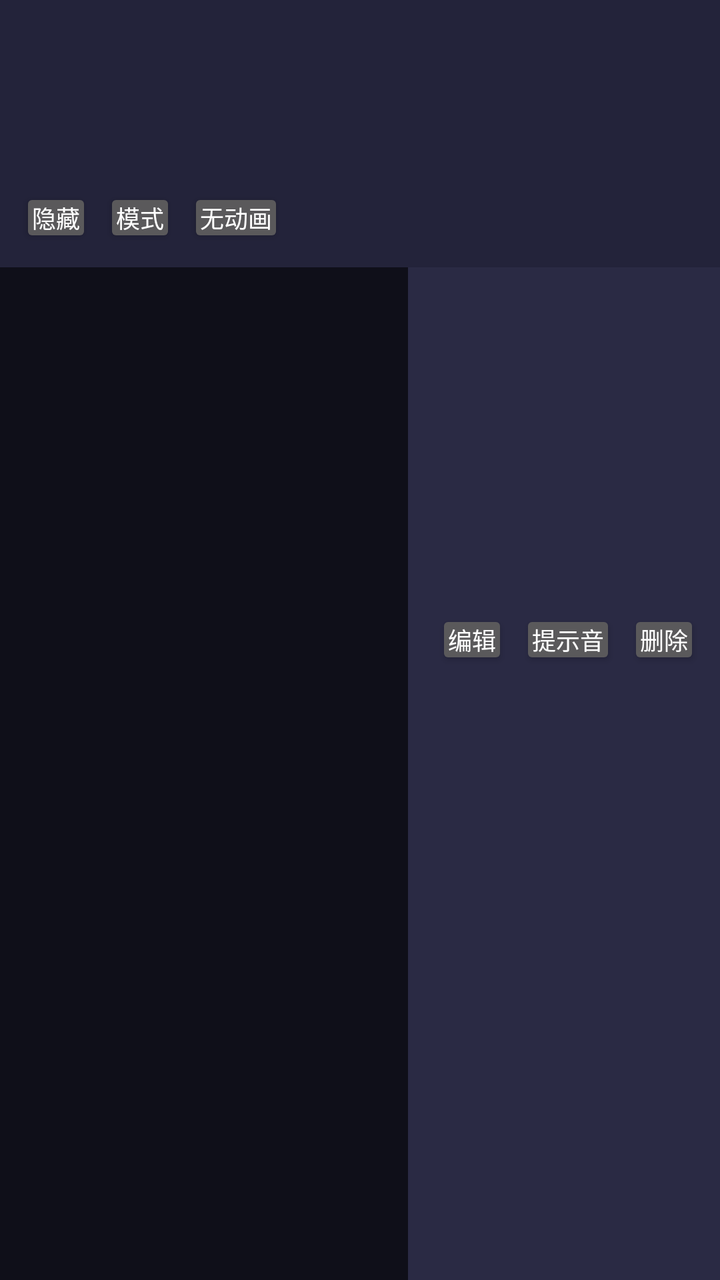
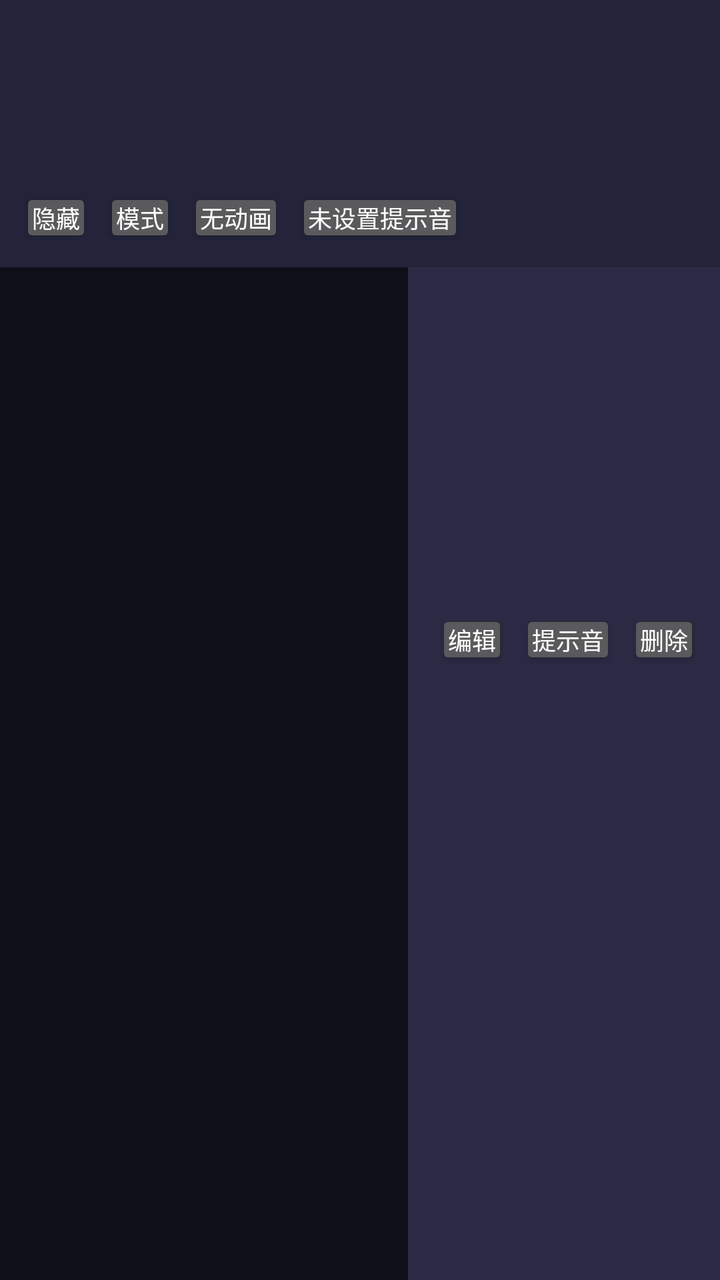

Two renders of the same Android screen: before a commit and after it. Below are the layout's source before the change and the commit's diff.
<!-- AndroidManifest.xml: application theme AppTheme -->
<!-- res/layout/item_countdown.xml -->
<?xml version="1.0" encoding="utf-8"?>
<FrameLayout xmlns:android="http://schemas.android.com/apk/res/android"
    android:layout_width="match_parent"
    android:layout_height="wrap_content"
    android:clipChildren="false"
    android:layout_marginBottom="8dp"
    android:background="@android:color/transparent">

    
    <LinearLayout
        android:id="@+id/itemActions"
        android:layout_width="wrap_content"
        android:layout_height="match_parent"
        android:layout_gravity="end|center_vertical"
        android:orientation="horizontal"
        android:gravity="center_vertical"
        android:background="#2A2A44"
        android:paddingStart="14dp"
        android:paddingEnd="10dp">

        <Button
            android:id="@+id/itemEdit"
            android:layout_width="wrap_content"
            android:layout_height="wrap_content"
            android:text="编辑"
            android:textSize="12sp"
            android:minWidth="0dp"
            android:minHeight="0dp"
            android:padding="6dp" />

        <Button
            android:id="@+id/itemSound"
            android:layout_width="wrap_content"
            android:layout_height="wrap_content"
            android:text="提示音"
            android:textSize="12sp"
            android:minWidth="0dp"
            android:minHeight="0dp"
            android:padding="6dp"
            android:layout_marginStart="6dp" />

        <Button
            android:id="@+id/itemDelete"
            android:layout_width="wrap_content"
            android:layout_height="wrap_content"
            android:text="删除"
            android:textSize="12sp"
            android:minWidth="0dp"
            android:minHeight="0dp"
            android:padding="6dp"
            android:layout_marginStart="6dp" />
    </LinearLayout>

    
    <LinearLayout
        android:id="@+id/itemFront"
        android:layout_width="match_parent"
        android:layout_height="wrap_content"
        android:orientation="vertical"
        android:background="#23233A"
        android:clipChildren="false"
        android:padding="10dp">

        <TextView
            android:id="@+id/itemTitle"
            android:layout_width="match_parent"
            android:layout_height="wrap_content"
            android:textStyle="bold"
            android:textSize="16sp" />

        <TextView
            android:id="@+id/itemSub"
            android:layout_width="match_parent"
            android:layout_height="wrap_content"
            android:textSize="12sp"
            android:textColor="#A0A0B4" />

        
        <LinearLayout
            android:id="@+id/itemTime"
            android:layout_width="match_parent"
            android:layout_height="wrap_content"
            android:layout_marginTop="4dp"
            android:orientation="horizontal"
            android:gravity="center"
            android:clipChildren="false">

            <TextView
                android:id="@+id/itemTimeHead"
                android:layout_width="wrap_content"
                android:layout_height="wrap_content"
                android:textSize="17sp"
                android:textStyle="bold"
                android:includeFontPadding="false"
                android:maxLines="1"
                android:ellipsize="none"
                android:textColor="#00FFFF" />

            <TextView
                android:id="@+id/itemTimeLast"
                android:layout_width="wrap_content"
                android:layout_height="wrap_content"
                android:textSize="17sp"
                android:textStyle="bold"
                android:includeFontPadding="false"
                android:maxLines="1"
                android:ellipsize="none"
                android:textColor="#00FFFF" />

            <TextView
                android:id="@+id/itemTimeTail"
                android:layout_width="wrap_content"
                android:layout_height="wrap_content"
                android:textSize="17sp"
                android:textStyle="bold"
                android:includeFontPadding="false"
                android:maxLines="1"
                android:ellipsize="none"
                android:textColor="#00FFFF" />
        </LinearLayout>

        <TextView
            android:id="@+id/itemRemark"
            android:layout_width="match_parent"
            android:layout_height="wrap_content"
            android:textSize="12sp"
            android:textColor="#8C8CA5" />

        <LinearLayout
            android:layout_width="match_parent"
            android:layout_height="wrap_content"
            android:orientation="horizontal"
            android:layout_marginTop="6dp">

            <Button
                android:id="@+id/itemShow"
                android:layout_width="wrap_content"
                android:layout_height="wrap_content"
                android:text="隐藏"
                android:textSize="12sp"
                android:minWidth="0dp"
                android:minHeight="0dp"
                android:padding="6dp" />

            <Button
                android:id="@+id/itemMode"
                android:layout_width="wrap_content"
                android:layout_height="wrap_content"
                android:text="模式"
                android:textSize="12sp"
                android:minWidth="0dp"
                android:minHeight="0dp"
                android:padding="6dp"
                android:layout_marginStart="6dp" />

            
            <Button
                android:id="@+id/itemAnim"
                android:layout_width="wrap_content"
                android:layout_height="wrap_content"
                android:text="无动画"
                android:textSize="12sp"
                android:minWidth="0dp"
                android:minHeight="0dp"
                android:padding="6dp"
                android:layout_marginStart="6dp" />
        </LinearLayout>
    </LinearLayout>

</FrameLayout>
<!-- resources referenced by this layout -->
<resources>
  <style name="AppTheme" parent="android:Theme.Material.NoActionBar">
          <item name="android:colorBackground">#0F0F19</item>
          <item name="android:windowBackground">#0F0F19</item>
          <item name="android:statusBarColor">#0F0F19</item>
      </style>
</resources>

<!-- the commit's change to res/layout/item_countdown.xml (unified diff, before → after) -->
@@ -164,6 +164,21 @@
                 android:minHeight="0dp"
                 android:padding="6dp"
                 android:layout_marginStart="6dp" />
+
+            
+            <Button
+                android:id="@+id/itemSoundLabel"
+                android:layout_width="wrap_content"
+                android:layout_height="wrap_content"
+                android:text="未设置提示音"
+                android:textSize="12sp"
+                android:minWidth="0dp"
+                android:minHeight="0dp"
+                android:maxWidth="130dp"
+                android:singleLine="true"
+                android:ellipsize="end"
+                android:padding="6dp"
+                android:layout_marginStart="6dp" />
         </LinearLayout>
     </LinearLayout>
 
